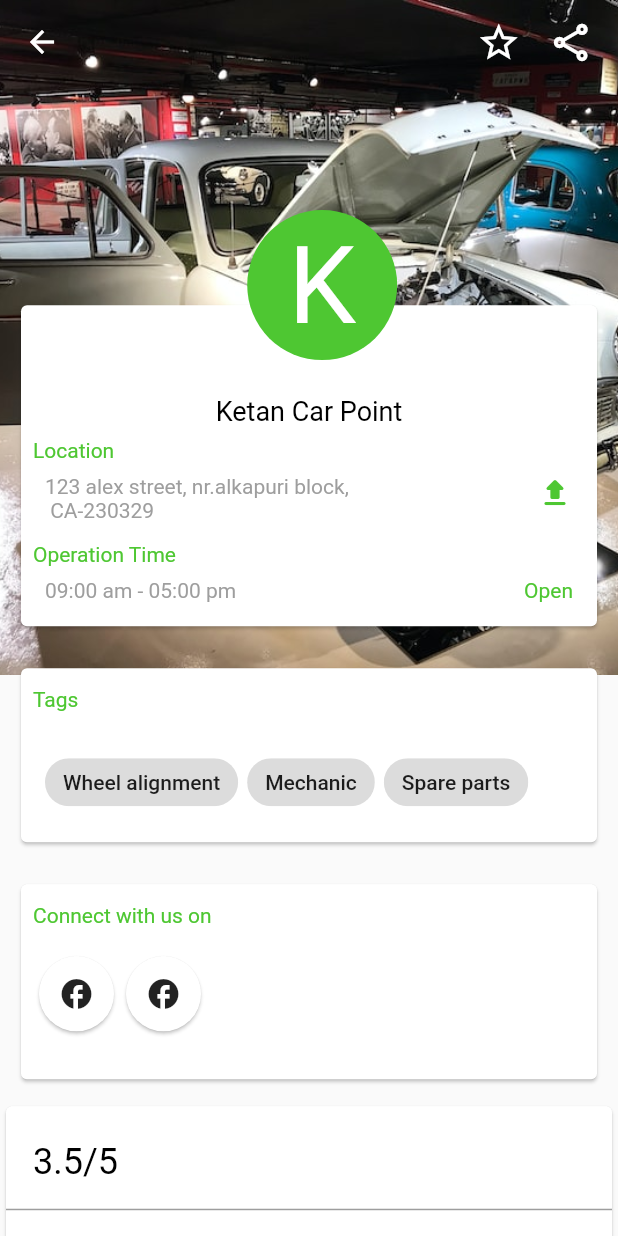
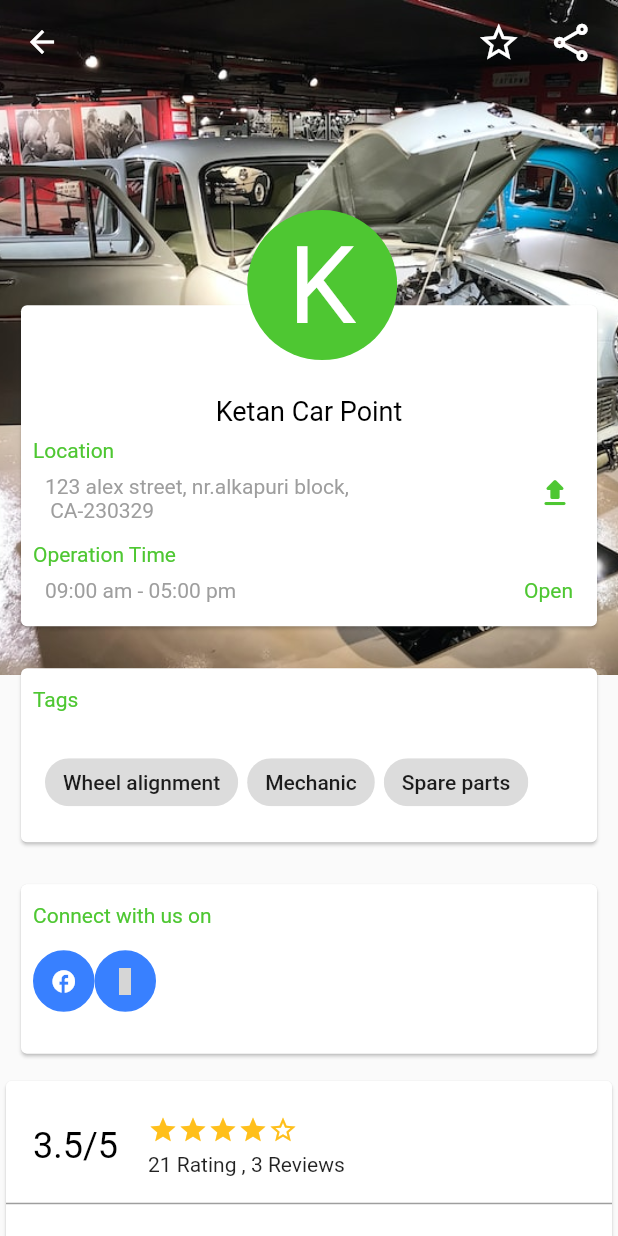
Before and after one commit to iZeroKim/Uado, a Flutter app: the At702Page screen opened directly, on a phone screen of 412 x 824 dp. Run offline on Flutter 3.47's test engine with Material 2 defaults, Android fonts, the phone set to English and light mode, and no system bars; drawn by our look-alikes of getwidget; our stand-ins replace image_picker; statements that could not run were skipped; grey boxes are pictures that could not be loaded.

Commit message:
Add garage rating bar

```diff
--- a/lib/main.dart
+++ b/lib/main.dart
@@ -2,6 +2,7 @@ import 'package:flutter/material.dart';
 import 'package:flutter/services.dart';
 import 'package:uado/auth/login_initial_page.dart';
 import 'package:uado/providers/mechanic_provider.dart';
+import 'package:uado/screens/at702.dart';
 import 'package:uado/screens/dash_board.dart';
 import 'screens/mechanics_list.dart';
 import 'package:provider/provider.dart';
@@ -35,7 +36,7 @@ class MyApp extends StatelessWidget {
         ),
 
         //home:  const InitialLoginPage(),
-        home: const DashBoard(),
+        home: At702Page(),
       ),
     );
   }
--- a/lib/screens/at702.dart
+++ b/lib/screens/at702.dart
@@ -1,9 +1,11 @@
 import 'package:flutter/material.dart';
+import 'package:getwidget/getwidget.dart';
 
 class At702Page extends StatelessWidget {
   At702Page({super.key});
 
   List<String> _dynamicChips = ['Wheel alignment', 'Mechanic', 'Spare parts'];
+  double _rating = 4;
 
   @override
   Widget build(BuildContext context) {
@@ -11,6 +13,7 @@ class At702Page extends StatelessWidget {
     double avatar_top = MediaQuery.of(context).size.height * 0.17;
     double avatar_left = MediaQuery.of(context).size.width * 0.4;
     double card_top = MediaQuery.of(context).size.height * 0.23;
+
 
     return Scaffold(
         resizeToAvoidBottomInset: false,
@@ -220,29 +223,15 @@ class At702Page extends StatelessWidget {
                                     Row(
                                       mainAxisAlignment: MainAxisAlignment.start,
                                       children: [
-                                        Card(
-                                          shape: const StadiumBorder(),
-                                          child: Container(
-                                            width: 50.0,
-                                            height: 50.0,
-                                            child: const Center(
-                                              child: Center(
-                                                child: Icon(Icons.facebook),
-                                              ),
-                                            ),
-                                          ),
+                                        GFIconButton(
+                                          onPressed: (){},
+                                          icon: Icon(Icons.facebook_outlined),
+                                          shape: GFIconButtonShape.circle,
                                         ),
-                                        Card(
-                                          shape: const StadiumBorder(),
-                                          child: Container(
-                                            width: 50.0,
-                                            height: 50.0,
-                                            child: const Center(
-                                              child: Center(
-                                                child: Icon(Icons.facebook),
-                                              ),
-                                            ),
-                                          ),
+                                        GFIconButton(
+                                          onPressed: (){},
+                                          icon: Icon(Icons.whatsapp),
+                                          shape: GFIconButtonShape.circle,
                                         ),
                                       ],
                                     ),
@@ -272,12 +261,44 @@ class At702Page extends StatelessWidget {
                                   Padding(
                                     padding: const EdgeInsets.all(18.0),
                                     child: Row(
-                                      children: const [
+                                      children: [
                                         Text(
                                           "3.5/5",
                                           style: TextStyle(
                                               color: Colors.black, fontSize: 24),
+                                          textAlign: TextAlign.start,
                                         ),
+                                        SizedBox(width: 20,),
+                                        Column(
+                                          crossAxisAlignment: CrossAxisAlignment.start,
+                                          children: [
+                                            //Rating
+                                            Row(
+                                              children: [
+                                                GFRating(
+                                                  color: Color.fromRGBO(255,191,27,1),
+                                                  borderColor: Color.fromRGBO(255,191,27,1),
+                                                  size: 20,
+                                                  value: _rating,
+                                                  onChanged: (value) {
+                                                    // setState(() {
+                                                    //   _rating = value;
+                                                    // });
+                                                  },
+                                                ),
+                                              ],
+                                            ),
+                                            SizedBox(height: 5.0,),
+                                            //Rating and review row
+                                            Row(
+                                              children: const [
+                                                Text("21 Rating"),
+                                                Text(" , "),
+                                                Text("3 Reviews")
+                                              ],
+                                            )
+                                          ],
+                                        )
                                       ],
                                     ),
                                   ),
```
